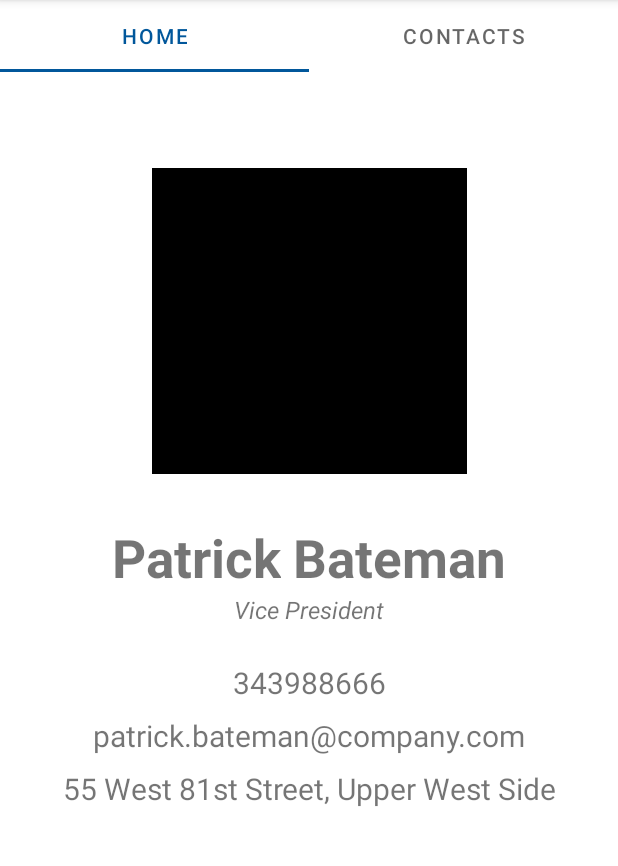
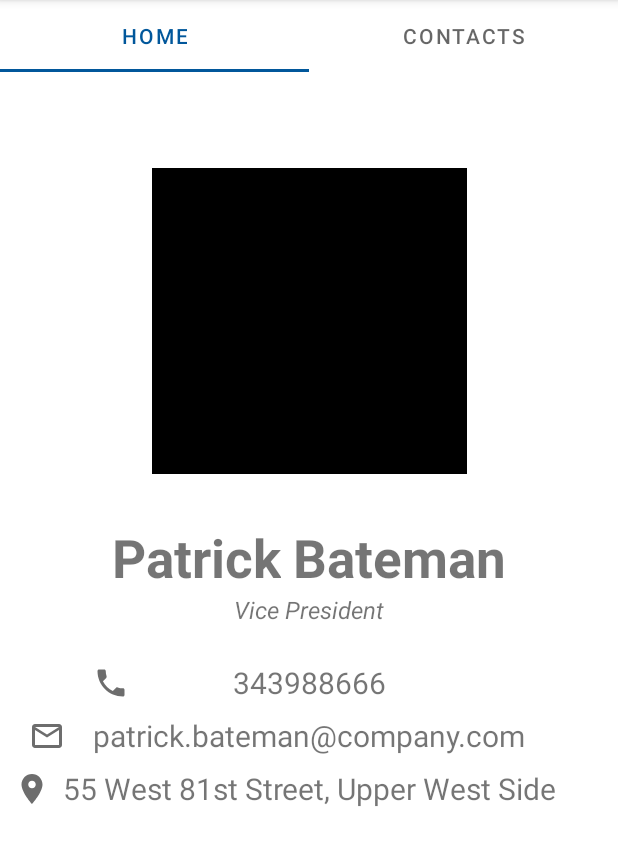
Before and after one commit to RacmanT/BusinessCardWallet, an Android app: the screen it shows after launch (MainActivity), on a phone screen of 412 x 824 dp, the part 84-950 px from its top. Run offline under Robolectric (Android 15) with nearby library versions, the phone set to English and light mode, and no system bars.

Commit message:
Before implementing QR code

```diff
--- /dev/null
+++ b/app/src/main/res/drawable/ic_baseline_location_on_24.xml
@@ -0,0 +1,6 @@
+<vector android:alpha="0.96" android:autoMirrored="true"
+    android:height="24dp" android:tint="?attr/colorControlNormal"
+    android:viewportHeight="24" android:viewportWidth="24"
+    android:width="24dp" xmlns:android="http://schemas.android.com/apk/res/android">
+    <path android:fillColor="@android:color/white" android:pathData="M12,2C8.13,2 5,5.13 5,9c0,5.25 7,13 7,13s7,-7.75 7,-13c0,-3.87 -3.13,-7 -7,-7zM12,11.5c-1.38,0 -2.5,-1.12 -2.5,-2.5s1.12,-2.5 2.5,-2.5 2.5,1.12 2.5,2.5 -1.12,2.5 -2.5,2.5z"/>
+</vector>
--- /dev/null
+++ b/app/src/main/res/drawable/ic_baseline_mail_outline_24.xml
@@ -0,0 +1,6 @@
+<vector android:alpha="0.96" android:autoMirrored="true"
+    android:height="24dp" android:tint="?attr/colorControlNormal"
+    android:viewportHeight="24" android:viewportWidth="24"
+    android:width="24dp" xmlns:android="http://schemas.android.com/apk/res/android">
+    <path android:fillColor="@android:color/white" android:pathData="M20,4L4,4c-1.1,0 -1.99,0.9 -1.99,2L2,18c0,1.1 0.9,2 2,2h16c1.1,0 2,-0.9 2,-2L22,6c0,-1.1 -0.9,-2 -2,-2zM20,18L4,18L4,8l8,5 8,-5v10zM12,11L4,6h16l-8,5z"/>
+</vector>
--- /dev/null
+++ b/app/src/main/res/drawable/ic_baseline_phone_24.xml
@@ -0,0 +1,6 @@
+<vector android:alpha="0.96" android:autoMirrored="true"
+    android:height="24dp" android:tint="?attr/colorControlNormal"
+    android:viewportHeight="24" android:viewportWidth="24"
+    android:width="24dp" xmlns:android="http://schemas.android.com/apk/res/android">
+    <path android:fillColor="@android:color/white" android:pathData="M6.62,10.79c1.44,2.83 3.76,5.14 6.59,6.59l2.2,-2.2c0.27,-0.27 0.67,-0.36 1.02,-0.24 1.12,0.37 2.33,0.57 3.57,0.57 0.55,0 1,0.45 1,1V20c0,0.55 -0.45,1 -1,1 -9.39,0 -17,-7.61 -17,-17 0,-0.55 0.45,-1 1,-1h3.5c0.55,0 1,0.45 1,1 0,1.25 0.2,2.45 0.57,3.57 0.11,0.35 0.03,0.74 -0.25,1.02l-2.2,2.2z"/>
+</vector>
--- a/app/src/main/res/layout/fragment_business_card.xml
+++ b/app/src/main/res/layout/fragment_business_card.xml
@@ -111,4 +111,40 @@
         app:constraint_referenced_ids="qr_code"
         tools:layout_editor_absoluteY="16dp" />
 
+    <ImageView
+        android:id="@+id/imageView"
+        android:layout_width="wrap_content"
+        android:layout_height="wrap_content"
+        android:layout_marginEnd="8dp"
+        android:src="@drawable/ic_baseline_phone_24"
+        app:layout_constraintBottom_toBottomOf="@+id/phone_number"
+        app:layout_constraintEnd_toStartOf="@+id/phone_number"
+        app:layout_constraintStart_toStartOf="parent"
+        app:layout_constraintTop_toTopOf="@+id/phone_number"
+        app:srcCompat="@drawable/ic_baseline_phone_24" />
+
+    <ImageView
+        android:id="@+id/imageView2"
+        android:layout_width="wrap_content"
+        android:layout_height="wrap_content"
+        android:src="@drawable/ic_baseline_mail_outline_24"
+        app:layout_constraintBottom_toBottomOf="@+id/email_address"
+        app:layout_constraintEnd_toStartOf="@+id/email_address"
+        app:layout_constraintStart_toStartOf="parent"
+        app:layout_constraintTop_toTopOf="@+id/email_address"
+        app:srcCompat="@drawable/ic_baseline_mail_outline_24"
+        tools:srcCompat="@drawable/ic_baseline_mail_outline_24" />
+
+    <ImageView
+        android:id="@+id/imageView3"
+        android:layout_width="wrap_content"
+        android:layout_height="wrap_content"
+        android:src="@drawable/ic_baseline_location_on_24"
+        app:layout_constraintBottom_toBottomOf="@+id/address"
+        app:layout_constraintEnd_toStartOf="@+id/address"
+        app:layout_constraintStart_toStartOf="parent"
+        app:layout_constraintTop_toTopOf="@+id/address"
+        app:srcCompat="@drawable/ic_baseline_location_on_24"
+        tools:srcCompat="@drawable/ic_baseline_location_on_24" />
+
 </androidx.constraintlayout.widget.ConstraintLayout>
--- a/app/src/main/res/layout/fragment_contact_list.xml
+++ b/app/src/main/res/layout/fragment_contact_list.xml
@@ -13,6 +13,9 @@
         android:id="@+id/contact_list"
         android:divider="@null"
         android:dividerHeight="0dp"
+        />
+        <!--android:divider="@android:color/transparent"
+        android:dividerHeight="5dp"-->
 
-        />
+
 </LinearLayout>
```
